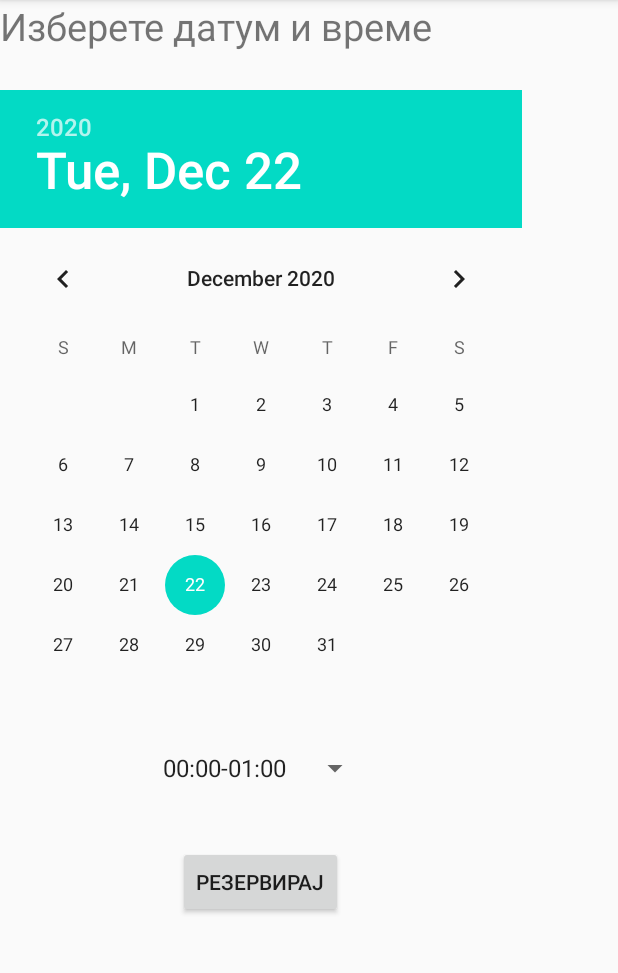
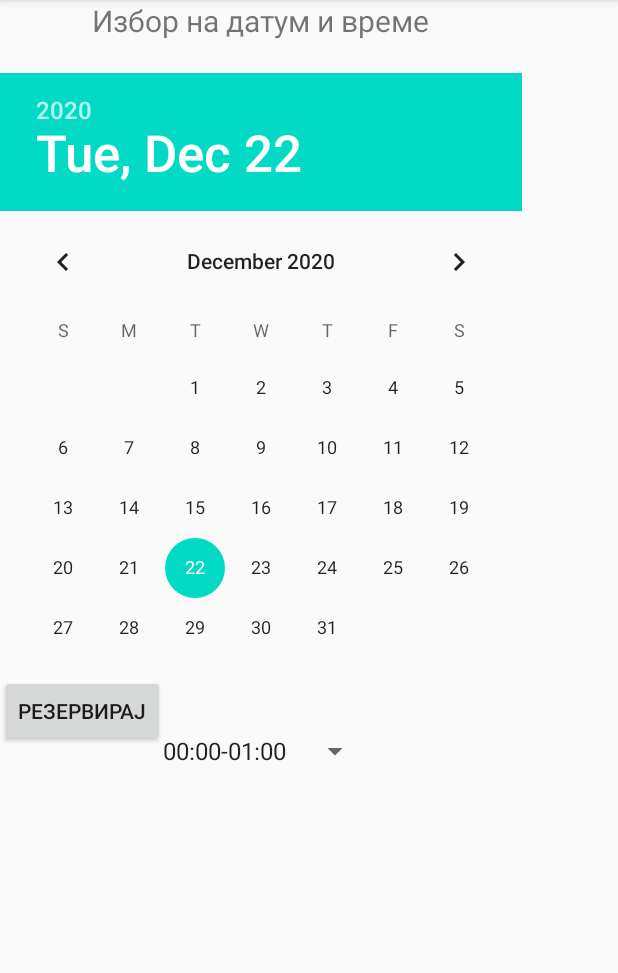
Before and after one commit to marinkovam/ProParking1, an Android app: the ResFragment1 screen opened directly, with no data from a screen before it, on a phone screen of 412 x 824 dp, the part 84-1057 px from its top. Run offline under Robolectric (Android 15) with nearby library versions, the phone set to English and light mode, and no system bars.

Commit message:
promenet layout,dodadeni boi,bez conf

```diff
--- a/app/src/main/res/layout/activity_main.xml
+++ b/app/src/main/res/layout/activity_main.xml
@@ -14,6 +14,7 @@
             android:layout_width = "wrap_content"
             android:layout_height = "wrap_content"
             android:text = "Добродојдовте "
+            android:textColor="#800000"
             android:id = "@+id/textView"
             android:layout_centerHorizontal = "true"
             android:textSize = "25dp" />
@@ -37,6 +38,7 @@
             android:layout_marginTop="37dp"
             android:layout_centerHorizontal = "true"
             android:text="Најавa"
+            android:textColor="#800000"
             android:textSize="20dp" />
 
         <EditText
@@ -78,6 +80,7 @@
             android:layout_height="wrap_content"
             android:layout_below="@+id/button"
             android:layout_marginTop="30dp"
+            android:textColor="#800000"
             android:layout_centerHorizontal = "true"
             android:text="↓↓↓За регистрација кликнете подолу↓↓↓" />
 
@@ -90,6 +93,7 @@
             android:layout_marginTop="306dp"
             android:layout_centerHorizontal = "true"
             android:text="Регистрација"
+            android:textColor="#800000"
             android:textSize="20dp" />
 
         <EditText
--- a/app/src/main/res/layout/activity_reservation_form.xml
+++ b/app/src/main/res/layout/activity_reservation_form.xml
@@ -1,15 +1,20 @@
 <?xml version="1.0" encoding="utf-8"?>
+
 <androidx.constraintlayout.widget.ConstraintLayout xmlns:android="http://schemas.android.com/apk/res/android"
     xmlns:app="http://schemas.android.com/apk/res-auto"
     xmlns:tools="http://schemas.android.com/tools"
     android:layout_width="match_parent"
     android:layout_height="match_parent"
     tools:context=".ReservationForm">
+
     <fragment
-        android:layout_centerInParent="true"
+
         android:id="@+id/fragment1"
         android:name="com.example.proparking.ResFragment1"
         android:layout_width="wrap_content"
         android:layout_height="wrap_content"
+        android:layout_centerInParent="true"
+        app:layout_constraintStart_toStartOf="parent"
+        app:layout_constraintTop_toTopOf="parent"
         tools:layout="@layout/fragment_res1" />
 </androidx.constraintlayout.widget.ConstraintLayout>
--- a/app/src/main/res/layout/fragment_res1.xml
+++ b/app/src/main/res/layout/fragment_res1.xml
@@ -8,12 +8,13 @@
         android:id="@+id/date"
         android:layout_width="wrap_content"
         android:layout_height="wrap_content"
-        android:text="Изберете датум и време"
-        android:textSize="25dp"
+        android:text="Избор на датум и време"
+        android:textSize="20dp"
+        android:layout_centerHorizontal = "true"
         android:layout_marginBottom="20dp"/>
     <DatePicker
         android:id="@+id/datePicker"
-        android:layout_marginTop="5dp"
+        android:layout_marginTop="1dp"
         android:layout_width="wrap_content"
         android:layout_height="wrap_content"
         android:layout_centerInParent="true"
@@ -24,17 +25,15 @@
         android:layout_height="wrap_content"
         android:layout_below="@+id/datePicker"
         android:layout_centerInParent="true"
-        android:layout_marginBottom="10dp"
+        android:layout_marginBottom="8dp"
         android:layout_marginTop="10dp"/>
 
     <Button
         android:id="@+id/reserve"
         android:layout_width="wrap_content"
         android:layout_height="wrap_content"
-        android:layout_below="@+id/spinner"
-        android:layout_marginTop="30dp"
-        android:layout_marginBottom="10dp"
-        android:layout_centerInParent="true"
+        android:layout_marginTop="450dp"
+        android:layout_marginBottom="5dp"
         android:text="Резервирај" />
 
 </RelativeLayout>
--- a/app/src/main/res/layout/fragment_res2.xml
+++ b/app/src/main/res/layout/fragment_res2.xml
@@ -13,4 +13,5 @@
         android:layout_height="393dp"
         android:layout_centerInParent="true"
         android:src="@drawable/prkng" />
+
 </RelativeLayout>
```
Also changed, not shown: app/src/main/java/com/example/proparking/DBOpenHelper.java (+5 -3 lines), app/src/main/res/layout/activity_my_adapter.xml (+8 -4 lines), app/src/main/res/layout/activity_parking_places_adapter.xml (+3 -4 lines).
